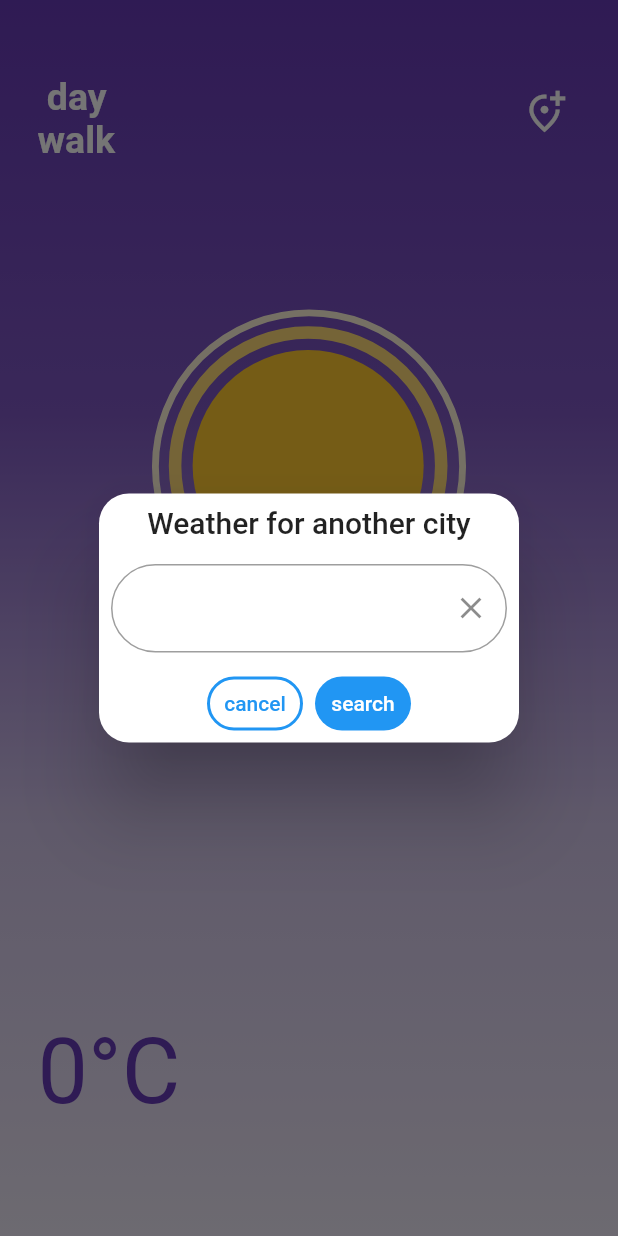
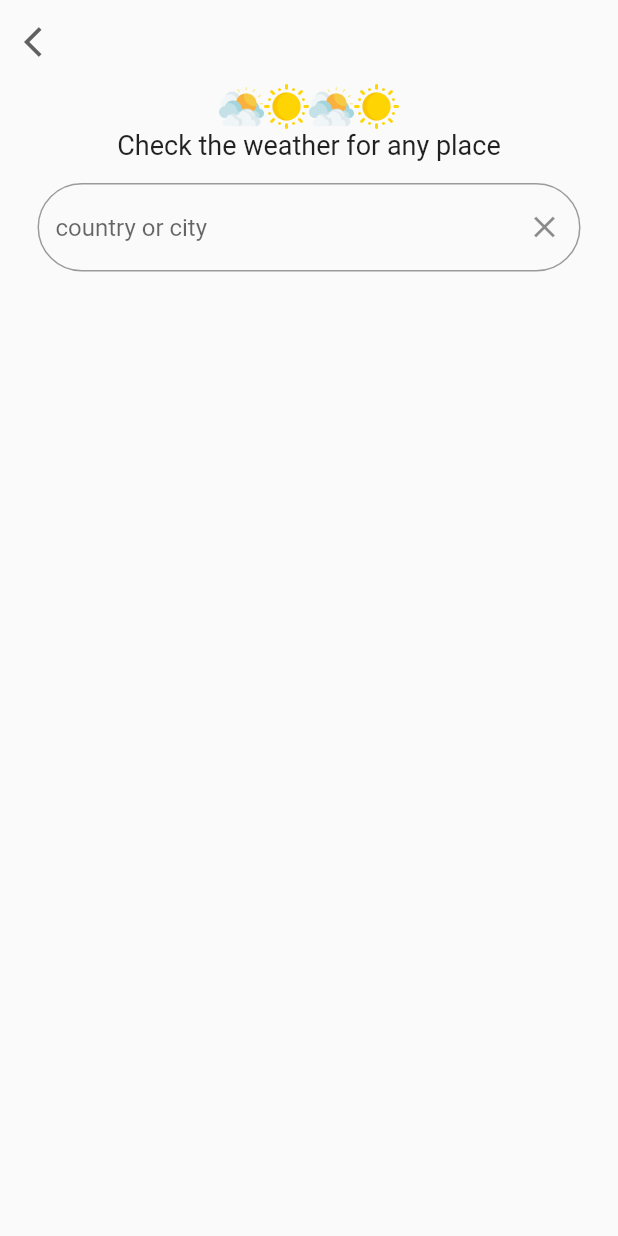
Before and after one commit to Tasneem-Zaareer/weather_app, a Flutter app: the WeatherViewInfo widget shown alone on an empty page, opened directly with empty values, after a tap on the "add location alt" icon, on a phone screen of 412 x 824 dp. Run offline on Flutter 3.47's test engine with Material 2 defaults, Android fonts, the phone set to English and light mode, and no system bars; our stand-ins replace dio, equatable, flutter_bloc, geocoding, geolocator, get and 1 more.

Commit message:
add search view

```diff
--- /dev/null
+++ b/lib/features/home/presentation/views/search_view.dart
@@ -0,0 +1,78 @@
+import 'package:flutter/material.dart';
+import 'package:flutter_bloc/flutter_bloc.dart';
+import 'package:get/get.dart';
+import '../manager/weather_cubit/weather_cubit.dart';
+
+class SearchView extends StatelessWidget {
+  const SearchView({super.key});
+
+  @override
+  Widget build(BuildContext context) {
+    return Scaffold(
+      appBar: AppBar(
+        elevation: 0,
+        backgroundColor: Colors.transparent,
+        leading: IconButton(
+          onPressed: () {},
+          icon: Icon(
+            Icons.arrow_back_ios,
+            color: Colors.grey.shade700,
+          ),
+        ),
+      ),
+      body: Padding(
+        padding: const EdgeInsets.symmetric(horizontal: 25.0),
+        child: Column(
+          crossAxisAlignment: CrossAxisAlignment.center,
+          children: [
+            Row(
+              mainAxisAlignment: MainAxisAlignment.center,
+              children: [
+                Image.asset(
+                  'assets/images/cloudy.png',
+                  height: 30,
+                ),
+                Image.asset(
+                  'assets/images/sun.png',
+                  height: 30,
+                ),
+                Image.asset(
+                  'assets/images/cloudy.png',
+                  height: 30,
+                ),
+                Image.asset(
+                  'assets/images/sun.png',
+                  height: 30,
+                ),
+              ],
+            ),
+            const Text(
+              'Check the weather for any place',
+              style: TextStyle(
+                fontSize: 18,
+              ),
+            ),
+            const SizedBox(height: 15),
+            TextField(
+              decoration: InputDecoration(
+                hintText: 'country or city',
+                suffixIcon: IconButton(
+                  onPressed: () {},
+                  icon: const Icon(Icons.clear),
+                ),
+                border: OutlineInputBorder(
+                  borderRadius: BorderRadius.circular(50),
+                ),
+              ),
+              onSubmitted: (value) async {
+                var weatherCubit = BlocProvider.of<WeatherCubit>(context);
+                weatherCubit.getWeather(cityName: value);
+                Get.back();
+              },
+            ),
+          ],
+        ),
+      ),
+    );
+  }
+}
--- a/lib/features/home/presentation/views/weather_info_view.dart
+++ b/lib/features/home/presentation/views/weather_info_view.dart
@@ -2,6 +2,7 @@ import 'package:flutter/material.dart';
 import 'package:flutter_bloc/flutter_bloc.dart';
 import 'package:get/get.dart';
 import 'package:lottie/lottie.dart';
+import 'package:weather_app/features/home/presentation/views/search_view.dart';
 import '../../../../core/functions.dart';
 import '../../data/weather_model.dart';
 import '../manager/weather_cubit/weather_cubit.dart';
@@ -64,29 +65,7 @@ class WeatherViewInfo extends StatelessWidget {
                     ),
                     IconButton(
                       onPressed: () {
-                        Get.defaultDialog(
-                          title: 'Weather for another city',
-                          textCancel: 'cancel',
-                          textConfirm: 'search',
-                          content: TextField(
-                            decoration: InputDecoration(
-                              suffixIcon: IconButton(
-                                onPressed: () {},
-                                icon: const Icon(Icons.clear),
-                              ),
-                              border: OutlineInputBorder(
-                                borderRadius: BorderRadius.circular(50),
-                              ),
-                            ),
-                            onSubmitted: (value) async {
-                              var weatherCubit =
-                                  BlocProvider.of<WeatherCubit>(context);
-                              weatherCubit.getWeather(cityName: value);
-                              Get.back();
-                              },
-                          ),
-                        );
-
+                        Get.to(()=> const SearchView());
                       },
                       icon: const Icon(
                         Icons.add_location_alt_outlined,
```
